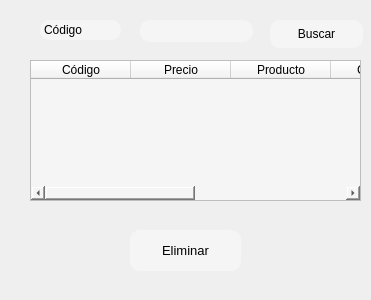
Kodegmxz/Proyecto, file Ui/Almacen/u_eliminar.ui: the form before one commit.
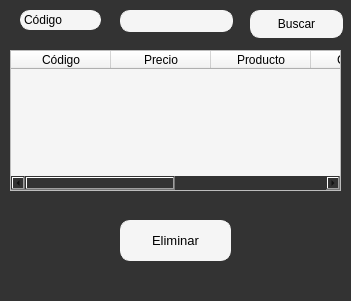
The form after the commit.

```diff
--- a/Ui/Almacen/u_eliminar.ui
+++ b/Ui/Almacen/u_eliminar.ui
@@ -6,18 +6,21 @@
    <rect>
     <x>0</x>
     <y>0</y>
-    <width>371</width>
-    <height>300</height>
+    <width>351</width>
+    <height>301</height>
    </rect>
   </property>
   <property name="windowTitle">
    <string>Dialog</string>
   </property>
+  <property name="styleSheet">
+   <string notr="true">background-color: rgb(51, 51, 51);</string>
+  </property>
   <widget class="QLabel" name="productoproveedor_2">
    <property name="geometry">
     <rect>
-     <x>40</x>
-     <y>20</y>
+     <x>20</x>
+     <y>10</y>
      <width>81</width>
      <height>20</height>
     </rect>
@@ -42,8 +45,8 @@
   <widget class="QTableWidget" name="tableWidget">
    <property name="geometry">
     <rect>
-     <x>30</x>
-     <y>60</y>
+     <x>10</x>
+     <y>50</y>
      <width>331</width>
      <height>141</height>
     </rect>
@@ -91,8 +94,8 @@
   <widget class="QPushButton" name="buscarcode2">
    <property name="geometry">
     <rect>
-     <x>270</x>
-     <y>20</y>
+     <x>250</x>
+     <y>10</y>
      <width>93</width>
      <height>28</height>
     </rect>
@@ -118,8 +121,8 @@
   <widget class="QLineEdit" name="linecodigo4">
    <property name="geometry">
     <rect>
-     <x>140</x>
-     <y>20</y>
+     <x>120</x>
+     <y>10</y>
      <width>113</width>
      <height>22</height>
     </rect>
@@ -142,8 +145,8 @@
   <widget class="QPushButton" name="eliminar">
    <property name="geometry">
     <rect>
-     <x>130</x>
-     <y>230</y>
+     <x>120</x>
+     <y>220</y>
      <width>111</width>
      <height>41</height>
     </rect>
@@ -167,6 +170,25 @@
     <string>Eliminar</string>
    </property>
   </widget>
+  <widget class="QLabel" name="label">
+   <property name="geometry">
+    <rect>
+     <x>0</x>
+     <y>0</y>
+     <width>351</width>
+     <height>301</height>
+    </rect>
+   </property>
+   <property name="text">
+    <string/>
+   </property>
+  </widget>
+  <zorder>label</zorder>
+  <zorder>productoproveedor_2</zorder>
+  <zorder>tableWidget</zorder>
+  <zorder>buscarcode2</zorder>
+  <zorder>linecodigo4</zorder>
+  <zorder>eliminar</zorder>
  </widget>
  <resources/>
  <connections/>
```
